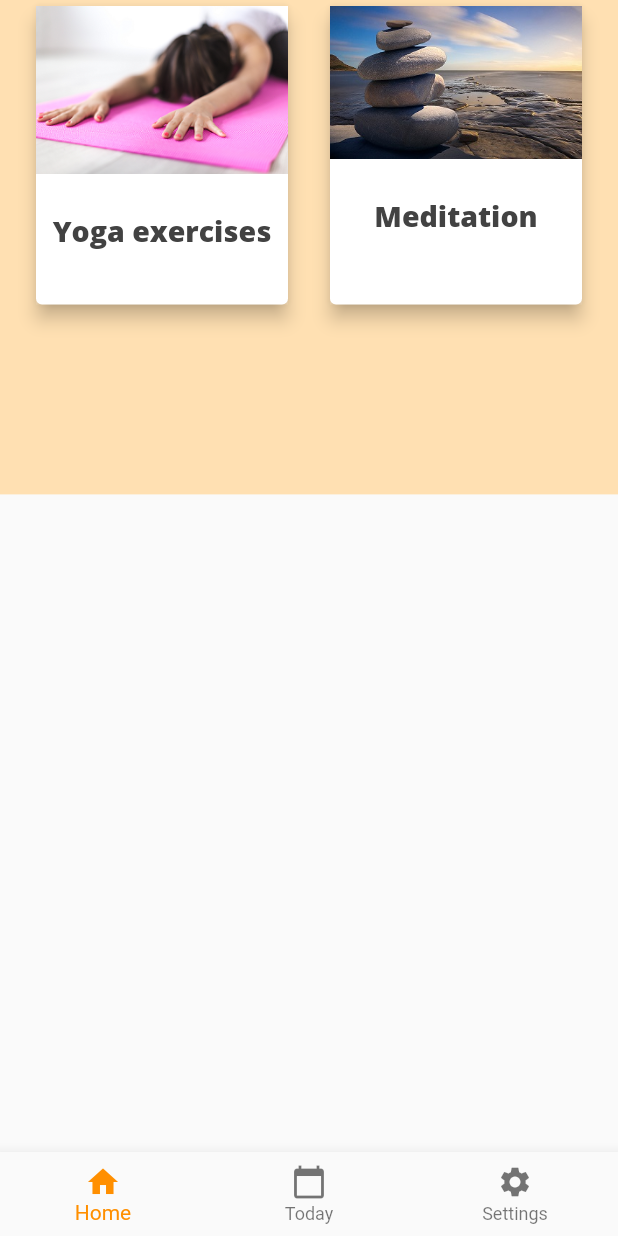
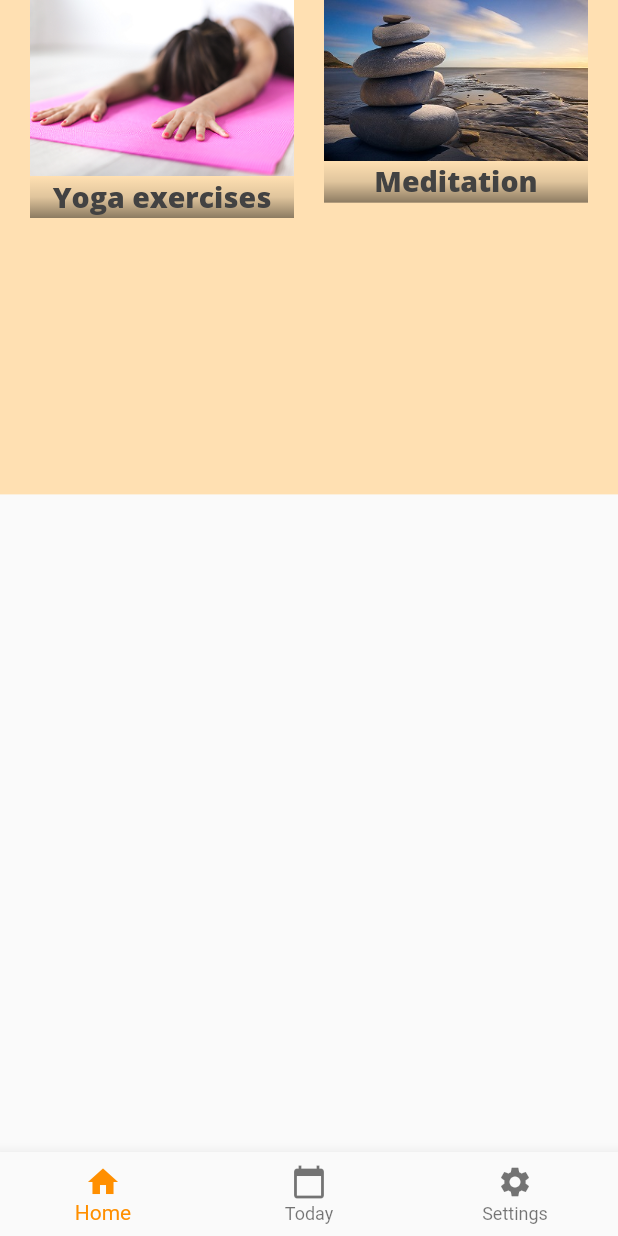
Before and after one commit to genakust/enjoy_app, a Flutter app: the screen it shows after launch, on a phone screen of 412 x 824 dp. Run offline on Flutter 3.47's test engine with Material 2 defaults, Android fonts, the phone set to English and light mode, and no system bars.

Commit message:
custom card with column

```diff
--- a/lib/widgets/custom_card.dart
+++ b/lib/widgets/custom_card.dart
@@ -9,31 +9,38 @@ class CustomCard extends StatelessWidget {
   const CustomCard({this.imageSrc, this.caption, this.onTap});
   @override
   Widget build(BuildContext context) {
-    return Card(
-      elevation: 5,
+    return SizedBox(
+      width: 200.0,
+      height: 250.0,
       child: InkWell(
-        child: Container(
-          decoration: BoxDecoration(color: Colors.white12),
-          // height: 100,
-          // width: 160,
         child: Column(
-            mainAxisSize: MainAxisSize.min,
-            crossAxisAlignment: CrossAxisAlignment.stretch,
+          mainAxisSize: MainAxisSize.max,
           children: <Widget>[
             Image.asset(
               imageSrc,
-                fit: BoxFit.cover,
+              // fit: BoxFit.contain,
             ),
-              SizedBox(
-                height: 25,
+            Container(
+              padding: EdgeInsets.all(1.0),
+              alignment: Alignment.bottomCenter,
+              decoration: BoxDecoration(
+                gradient: LinearGradient(
+                  begin: Alignment.topCenter,
+                  end: Alignment.bottomCenter,
+                  colors: <Color>[
+                    Colors.black.withAlpha(0),
+                    Colors.black12,
+                    Colors.black45
+                  ],
                 ),
-              Text(
+              ),
+              child: Text(
                 caption,
                 style: kCardCaption,
                 textAlign: TextAlign.center,
               ),
+            ),
           ],
-          ),
         ),
         onTap: onTap,
       ),
```
Lines whose indentation alone changed are shown as unchanged.
